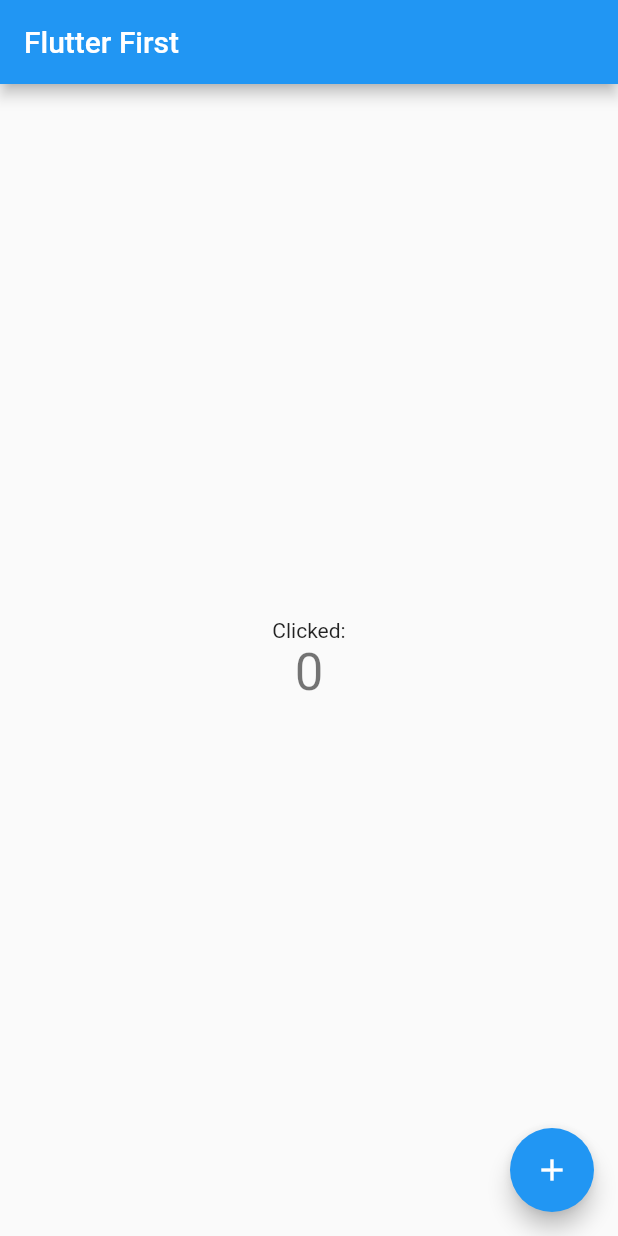
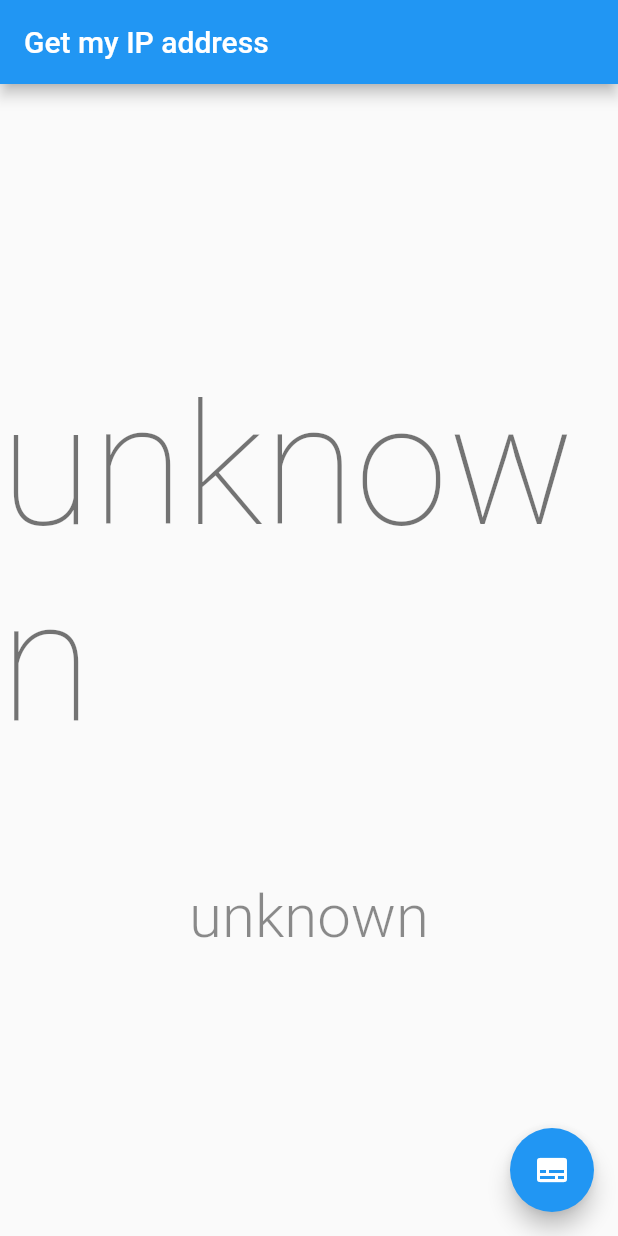
Before and after one commit to mvc-works/local_ip, a Flutter app: the screen it shows after launch, on a phone screen of 412 x 824 dp. Run offline on Flutter 3.47's test engine with Material 2 defaults, Android fonts, the phone set to English and light mode, and no system bars; missing offline and left inert: get_ip.

Commit message:
main feature displaying IP address

```diff
--- a/lib/main.dart
+++ b/lib/main.dart
@@ -1,4 +1,6 @@
 import 'package:flutter/material.dart';
+import 'package:get_ip/get_ip.dart';
+import 'package:intl/intl.dart';
 
 void main() => runApp(MyApp());
 
@@ -20,7 +22,7 @@
         // is not restarted.
         primarySwatch: Colors.blue,
       ),
-      home: MyHomePage(title: 'Flutter First'),
+      home: MyHomePage(title: 'Get my IP address'),
     );
   }
 }
@@ -44,17 +46,27 @@
 }
 
 class _MyHomePageState extends State<MyHomePage> {
-  int _counter = 0;
+  String _myIp = "unknown";
+  String _time = "unknown";
 
-  void _incrementCounter() {
+  @override
+  void initState() {
+    super.initState();
+    _setIp();
+  }
+
+  void _setIp() async {
+    String myAddress = await GetIp.ipAddress;
+    var formatter = new DateFormat('HH:mm:ss.sss');
+    String now = formatter.format(new DateTime.now());
     setState(() {
-      // This call to setState tells the Flutter framework that something has
-      // changed in this State, which causes it to rerun the build method below
-      // so that the display can reflect the updated values. If we changed
-      // _counter without calling setState(), then the build method would not be
-      // called again, and so nothing would appear to happen.
-      _counter++;
+      _myIp = myAddress;
+      _time = now;
     });
+  }
+
+  void _onClick() {
+    _setIp();
   }
 
   @override
@@ -92,19 +104,26 @@
           mainAxisAlignment: MainAxisAlignment.center,
           children: <Widget>[
             Text(
-              'Clicked:',
+              '$_myIp',
+              style: Theme.of(context).textTheme.display4,
+            ),
+            Container(
+              height: 80,
             ),
             Text(
-              '$_counter',
-              style: Theme.of(context).textTheme.display1,
+              '$_time',
+              style: TextStyle(
+                  fontSize: 40,
+                  color: Colors.black45,
+                  fontWeight: FontWeight.w300),
             ),
           ],
         ),
       ),
       floatingActionButton: FloatingActionButton(
-        onPressed: _incrementCounter,
-        tooltip: 'Increment',
-        child: Icon(Icons.add),
+        onPressed: _onClick,
+        tooltip: 'Increment and get IP',
+        child: Icon(Icons.subtitles),
       ), // This trailing comma makes auto-formatting nicer for build methods.
     );
   }
```
Also changed, not shown: pubspec.yaml (+2 -6 lines), pubspec.lock, 3 other files.
